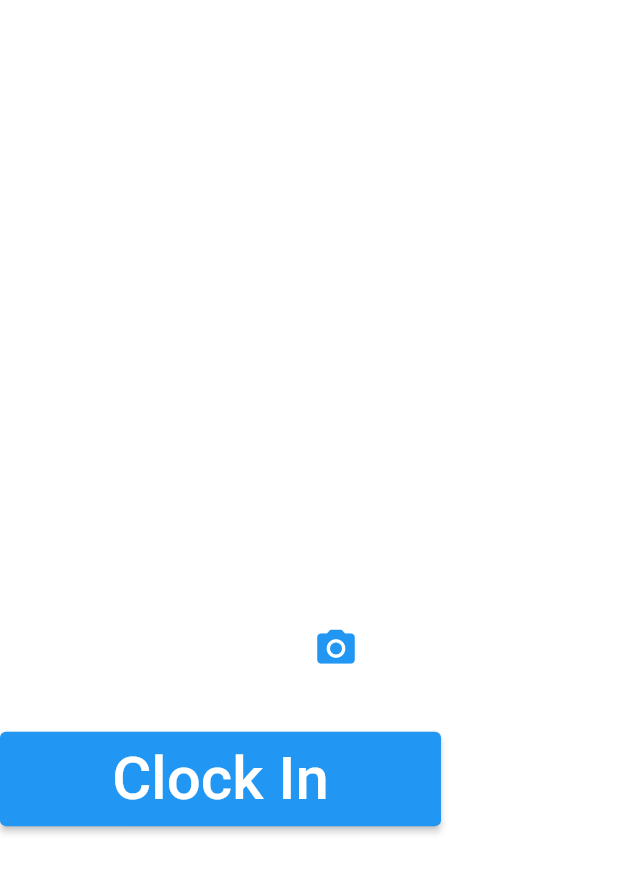
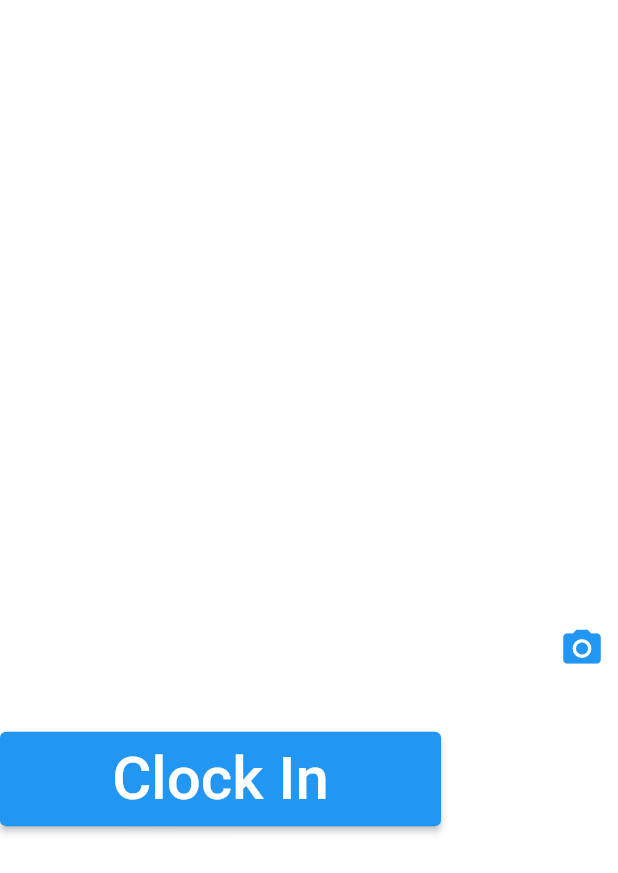
Before and after one commit to oatleals/ShepherdUI, a Flutter app: the ClockInForm screen opened by its route, on a phone screen of 412 x 824 dp. Shown: the top 873 px of the screen. Run offline on Flutter 3.47's test engine with Material 2 defaults, Android fonts, the phone set to English and light mode, and no system bars; our stand-ins replace location, sqflite; accounts and stored records are empty.

Commit message:
fixes render overflow on smaller devices

```diff
--- a/shepherd/lib/UI/ClockInForm.dart
+++ b/shepherd/lib/UI/ClockInForm.dart
@@ -50,9 +50,10 @@ class _ClockInFormState extends State<ClockInForm>
         Padding(
           padding: const EdgeInsets.only(top:8.0, bottom:8.0),
           child: Row(
+            mainAxisAlignment: MainAxisAlignment.spaceBetween,
             children: [
               Container(
-                width: 200,
+                width: 175,
                 child: TextField(
                   style: TextStyle(
                     fontSize:35,
```
Also changed, not shown: shepherd/lib/UI/ClockOutForm.dart (+7 -4 lines).
